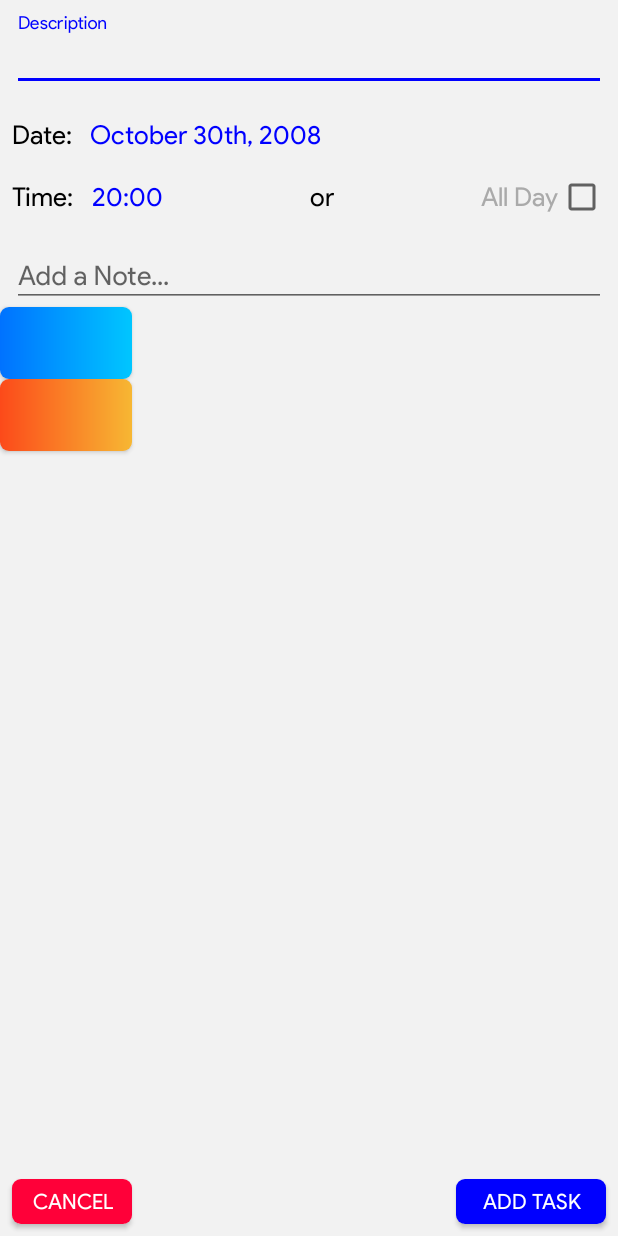
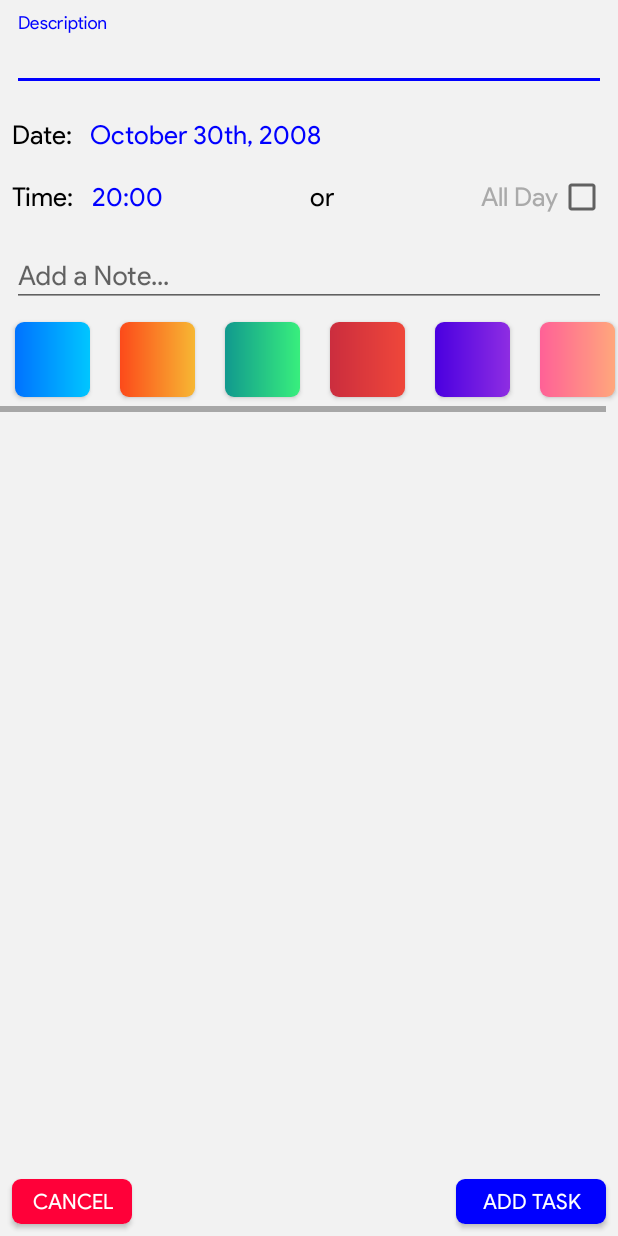
Before and after one commit to anton25360/Cascade-android, an Android app: the layout popup.xml on its own in the app's theme, with its tools: preview values and no code run, on a phone screen of 412 x 824 dp. Run offline under Robolectric (Android 15) with nearby library versions, the phone set to English and light mode, and no system bars.

Commit message:
Made colour selection buttons smaller and squarer.

```diff
--- a/app/src/main/res/layout/activity_main.xml
+++ b/app/src/main/res/layout/activity_main.xml
@@ -5,7 +5,7 @@
     xmlns:tools="http://schemas.android.com/tools"
     android:layout_width="match_parent"
     android:layout_height="match_parent"
-    android:background="@color/dark"
+    android:background="@drawable/background_dark"
     android:orientation="vertical"
     android:id="@+id/mainLayout"
     tools:context=".MainActivity">
--- a/app/src/main/res/layout/popup.xml
+++ b/app/src/main/res/layout/popup.xml
@@ -26,7 +26,7 @@
             android:hint="Description"
             android:inputType="text" />
 
-    </android.support.design.widget.TextInputLayout><!-- desc input -->
+    </android.support.design.widget.TextInputLayout><!--desc input-->
 
     <TextView
         android:id="@+id/x1"
@@ -37,7 +37,7 @@
         android:textColor="@android:color/black"
         android:textSize="@dimen/popup_text_size"
         app:layout_constraintStart_toStartOf="parent"
-        app:layout_constraintTop_toBottomOf="@id/popup_description" />
+        app:layout_constraintTop_toBottomOf="@id/popup_description" /> <!--date-->
 
     <TextView
         android:id="@+id/popup_date"
@@ -48,8 +48,7 @@
         android:textColor="@color/colorAccent"
         android:textSize="@dimen/popup_text_size"
         app:layout_constraintStart_toEndOf="@id/x1"
-        app:layout_constraintTop_toBottomOf="@id/popup_description" />
-
+        app:layout_constraintTop_toBottomOf="@id/popup_description" /> <!--october 30th-->
 
     <TextView
         android:id="@+id/x2"
@@ -61,7 +60,7 @@
         android:textColor="@android:color/black"
         android:textSize="@dimen/popup_text_size"
         app:layout_constraintStart_toStartOf="parent"
-        app:layout_constraintTop_toBottomOf="@id/popup_date" />
+        app:layout_constraintTop_toBottomOf="@id/popup_date" /> <!--time-->
 
     <TextView
         android:id="@+id/popup_time"
@@ -72,7 +71,7 @@
         android:textColor="@color/colorAccent"
         android:textSize="@dimen/popup_text_size"
         app:layout_constraintTop_toTopOf="@id/x2"
-        app:layout_constraintStart_toEndOf="@id/x2" />
+        app:layout_constraintStart_toEndOf="@id/x2" /> <!--20:00-->
 
     <TextView
         android:layout_width="wrap_content"
@@ -82,7 +81,7 @@
         android:textSize="@dimen/popup_text_size"
         app:layout_constraintTop_toTopOf="@id/x2"
         app:layout_constraintStart_toEndOf="@id/popup_time"
-        app:layout_constraintEnd_toStartOf="@id/popup_timeAllDay"/>
+        app:layout_constraintEnd_toStartOf="@id/popup_timeAllDay"/> <!--or-->
 
     <TextView
         android:id="@+id/popup_timeAllDay"
@@ -92,7 +91,7 @@
         android:text="All Day"
         android:textSize="@dimen/popup_text_size"
         app:layout_constraintTop_toTopOf="@id/x2"
-        app:layout_constraintEnd_toStartOf="@id/popup_checkbox"/>
+        app:layout_constraintEnd_toStartOf="@id/popup_checkbox"/> <!--all day-->
 
     <CheckBox
         android:id="@+id/popup_checkbox"
@@ -101,7 +100,7 @@
         android:layout_marginEnd="8dp"
         app:layout_constraintTop_toTopOf="@id/x2"
         app:layout_constraintBottom_toBottomOf="@id/popup_timeAllDay"
-        app:layout_constraintEnd_toEndOf="parent"/>
+        app:layout_constraintEnd_toEndOf="parent"/> <!--all day checkbox-->
 
     <android.support.design.widget.TextInputLayout
         android:id="@+id/popup_note"
@@ -121,7 +120,7 @@
             android:inputType="textMultiLine"
             android:maxLines="4" />
 
-    </android.support.design.widget.TextInputLayout>
+    </android.support.design.widget.TextInputLayout> <!--note input-->
 
 
     <Button
@@ -134,7 +133,7 @@
         android:text="Cancel"
         android:textColor="@android:color/white"
         app:layout_constraintBottom_toBottomOf="parent"
-        app:layout_constraintStart_toStartOf="parent" />
+        app:layout_constraintStart_toStartOf="parent" /> <!--cancel-->
 
     <Button
         android:id="@+id/popup_addTask"
@@ -146,24 +145,68 @@
         android:text="Add Task"
         android:textColor="@android:color/white"
         app:layout_constraintBottom_toBottomOf="parent"
-        app:layout_constraintEnd_toEndOf="parent" />
+        app:layout_constraintEnd_toEndOf="parent" /> <!--add task-->
 
 
+    <HorizontalScrollView
+        android:id="@+id/popup_scrollView"
+        app:layout_constraintTop_toBottomOf="@id/popup_note"
+        android:layout_width="match_parent"
+        android:layout_height="wrap_content">
+
+        <LinearLayout
+            android:orientation="horizontal"
+            android:layout_width="wrap_content"
+            android:layout_height="match_parent">
 
 
             <Button
                 android:id="@+id/popup_buttonBlue"
-        android:layout_width="wrap_content"
-        android:layout_height="wrap_content"
-        android:background="@drawable/gradient_blue"
-        app:layout_constraintTop_toBottomOf="@id/popup_note" />
+                android:layout_margin="10dp"
+                android:layout_width="@dimen/popup_colourButton_size"
+                android:layout_height="@dimen/popup_colourButton_size"
+                android:background="@drawable/gradient_blue" /> <!--blue-->
 
             <Button
                 android:id="@+id/popup_buttonOrange"
-        android:layout_width="wrap_content"
-        android:layout_height="wrap_content"
-        android:background="@drawable/gradient_orange"
-        app:layout_constraintTop_toBottomOf="@id/popup_buttonBlue" />
+                android:layout_margin="10dp"
+                android:layout_width="@dimen/popup_colourButton_size"
+                android:layout_height="@dimen/popup_colourButton_size"
+                android:background="@drawable/gradient_orange"/> <!--orange-->
+
+            <Button
+                android:id="@+id/popup_buttonGreen"
+                android:layout_margin="10dp"
+                android:layout_width="@dimen/popup_colourButton_size"
+                android:layout_height="@dimen/popup_colourButton_size"
+                android:background="@drawable/gradient_green" /> <!--green-->
+
+            <Button
+                android:id="@+id/popup_buttonRed"
+                android:layout_margin="10dp"
+                android:layout_width="@dimen/popup_colourButton_size"
+                android:layout_height="@dimen/popup_colourButton_size"
+                android:background="@drawable/gradient_red"/> <!--red-->
+
+            <Button
+                android:id="@+id/popup_buttonPurple"
+                android:layout_margin="10dp"
+                android:layout_width="@dimen/popup_colourButton_size"
+                android:layout_height="@dimen/popup_colourButton_size"
+                android:background="@drawable/gradient_purple" /> <!--purple-->
+
+            <Button
+                android:id="@+id/popup_buttonPeach"
+                android:layout_margin="10dp"
+                android:layout_width="@dimen/popup_colourButton_size"
+                android:layout_height="@dimen/popup_colourButton_size"
+                android:background="@drawable/gradient_peach"/> <!--peach-->
+
+
+        </LinearLayout> <!--horizontal layout containing the buttons-->
+
+    </HorizontalScrollView> <!--coloured buttons selection-->
+
 
 
 </android.support.constraint.ConstraintLayout>
--- a/app/src/main/res/values/dimens.xml
+++ b/app/src/main/res/values/dimens.xml
@@ -7,4 +7,8 @@
 
     <!-- Text size for popups-->
     <dimen name="popup_text_size">17sp</dimen>
+
+    <!--Colour selection buttons width+height-->
+    <dimen name="popup_colourButton_size">50dp</dimen>
+
 </resources>
```
Also changed, not shown: app/src/main/java/anton25360/github/com/cascade2/Popups/PopupFragment.java (+24 -0 lines), app/src/main/java/anton25360/github/com/cascade2/ReminderHolder.java (+12 -0 lines), app/src/main/res/drawable/background_dark.xml (added, +9 -0 lines), app/src/main/res/drawable/background_light.xml (added, +9 -0 lines). Lines whose indentation alone changed are shown as unchanged.
